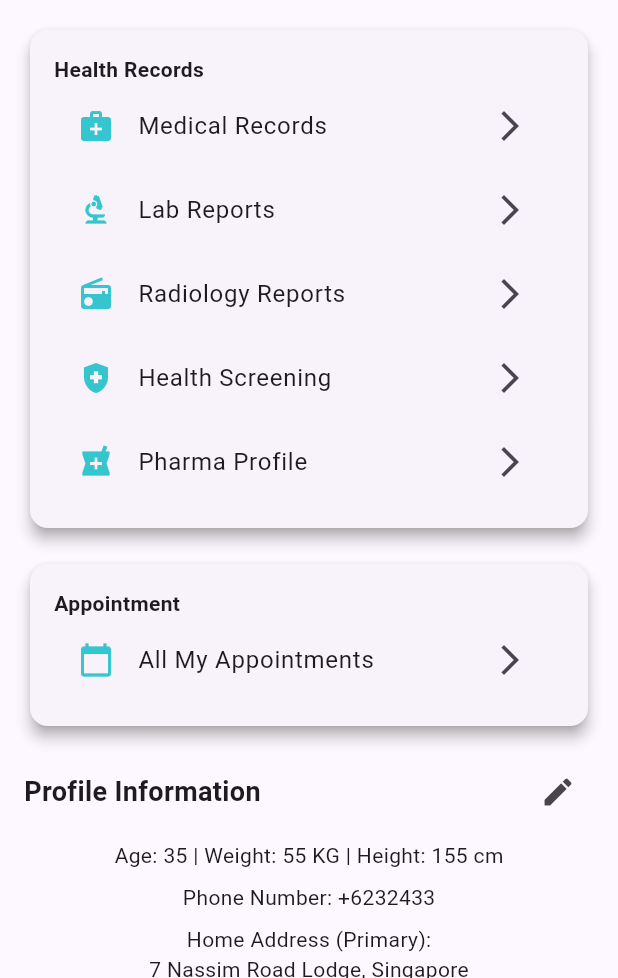
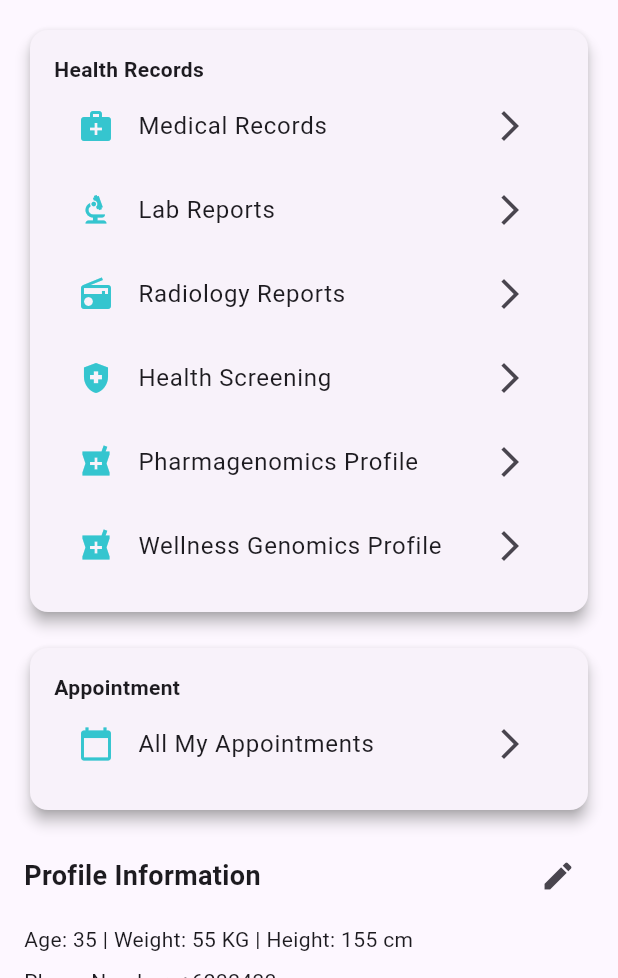
Before and after one commit to ilhamelhamdi/flutter-homecare, a Flutter app: the ProfilePage screen opened by its route, on a phone screen of 412 x 824 dp, the part 258-1236 px from its top. Run offline on Flutter 3.47's test engine with Material 3 defaults, Android fonts, the phone set to English and light mode, and no system bars; our stand-ins replace bloc, device_preview, dio, equatable, flutter_bloc, flutter_cache_manager and 9 more; missing offline and left inert: back_button_interceptor, fleather, flutter_floating_bottom_bar, flutter_pdfview, navbar_router, omega_dio_logger and 2 more; accounts and stored records are empty; project files that could hold a hidden picture were left out.

```diff
--- a/lib/cubit/profiles/profile_page.dart
+++ b/lib/cubit/profiles/profile_page.dart
@@ -113,7 +113,16 @@ class ProfilePage extends StatelessWidget {
                     ListTile(
                       leading: const Icon(Icons.local_pharmacy,
                           color: Color(0xFF35C5CF)),
-                      title: const Text('Pharma Profile'),
+                      title: const Text('Pharmagenomics Profile'),
+                      trailing: const Icon(Icons.arrow_forward_ios),
+                      onTap: () {
+                        // Handle Pharma Profile tap
+                      },
+                    ),
+                    ListTile(
+                      leading: const Icon(Icons.local_pharmacy,
+                          color: Color(0xFF35C5CF)),
+                      title: const Text('Wellness Genomics Profile'),
                       trailing: const Icon(Icons.arrow_forward_ios),
                       onTap: () {
                         // Handle Pharma Profile tap
@@ -174,25 +183,37 @@ class ProfilePage extends StatelessWidget {
                 ),
               ],
             ),
-            const SizedBox(height: 8),
-            const Text('Age: 35 | Weight: 55 KG | Height: 155 cm'),
-            const SizedBox(height: 8),
-            const Text('Phone Number: +6232433'),
-            const SizedBox(height: 8),
-            const Text('Home Address (Primary):'),
-            const Text('7 Nassim Road Lodge, Singapore'),
-            const SizedBox(height: 16),
-            OutlinedButton.icon(
+            const Align(
+              alignment: Alignment.centerLeft,
+              child: Column(
+                crossAxisAlignment: CrossAxisAlignment.start,
+                children: [
+                  SizedBox(height: 8),
+                  Text('Age: 35 | Weight: 55 KG | Height: 155 cm'),
+                  SizedBox(height: 8),
+                  Text('Phone Number: +6232433'),
+                  SizedBox(height: 8),
+                  Text('Home Address (Primary):'),
+                  Text('7 Nassim Road Lodge, Singapore'),
+                  SizedBox(height: 16),
+                ],
+              ),
+            ),
+            Align(
+              alignment: Alignment.centerLeft,
+              child: OutlinedButton.icon(
                 onPressed: () {
                   // Perform logout logic here (e.g., clearing user session)
                   GoRouter.of(context).go(AppRoutes.signIn);
                 },
                 icon: const Icon(Icons.logout, color: Colors.red),
-              label: const Text('Logout', style: TextStyle(color: Colors.red)),
+                label:
+                    const Text('Logout', style: TextStyle(color: Colors.red)),
                 style: OutlinedButton.styleFrom(
                   side: const BorderSide(color: Colors.red),
                   shape: RoundedRectangleBorder(
                     borderRadius: BorderRadius.circular(10),
+                  ),
                 ),
               ),
             ),
@@ -307,6 +328,7 @@ class _MedicalRecordsPageState extends State<MedicalRecordsPage> {
       floatingActionButton: FloatingActionButton(
         onPressed: () {
           // Handle add new record
+          _submitModification;
         },
         backgroundColor: Const.tosca,
         child: const Icon(
@@ -555,7 +577,8 @@ class _EditProfilePageState extends State<EditProfilePage> {
             onPressed: () {
               if (_formKey.currentState!.validate()) {
                 _formKey.currentState!.save();
-                // Handle save profile information
+
+                Navigator.pop(context);
               }
             },
             style: ElevatedButton.styleFrom(
--- a/lib/main.dart
+++ b/lib/main.dart
@@ -124,7 +124,7 @@ class _MyAppState extends State<MyApp> {
           ),
           locale: DevicePreview.locale(context),
           builder: DevicePreview.appBuilder,
-          localizationsDelegates: [
+          localizationsDelegates: const [
             AppLocalizations.delegate,
             GlobalMaterialLocalizations.delegate,
             GlobalWidgetsLocalizations.delegate,
--- a/lib/views/appointment.dart
+++ b/lib/views/appointment.dart
@@ -1,4 +1,5 @@
 import 'package:flutter/material.dart';
+import 'package:flutter_homecare/const.dart';
 
 class AppointmentPage extends StatefulWidget {
   static const String route = '/appointment';
@@ -180,6 +181,7 @@ class _AppointmentPageState extends State<AppointmentPage>
                             // Handle reschedule
                           },
                           style: OutlinedButton.styleFrom(
+                            side: BorderSide(color: Const.tosca),
                             backgroundColor: Colors.transparent,
                             shape: RoundedRectangleBorder(
                               borderRadius: BorderRadius.circular(10),
--- a/lib/views/splashscreen.dart
+++ b/lib/views/splashscreen.dart
@@ -49,7 +49,7 @@ class SplashScreen extends StatelessWidget {
               width: 357,
               child: ElevatedButton(
                 onPressed: () {
-                  context.go('/dasboard');
+                  context.go('/dashboard');
                 },
                 style: ElevatedButton.styleFrom(
                   backgroundColor: Const.tosca,
```
Also changed, not shown: lib/views/dashboard.dart (+22 -18 lines), lib/views/payment.dart (+73 -63 lines). Lines whose indentation alone changed are shown as unchanged.
